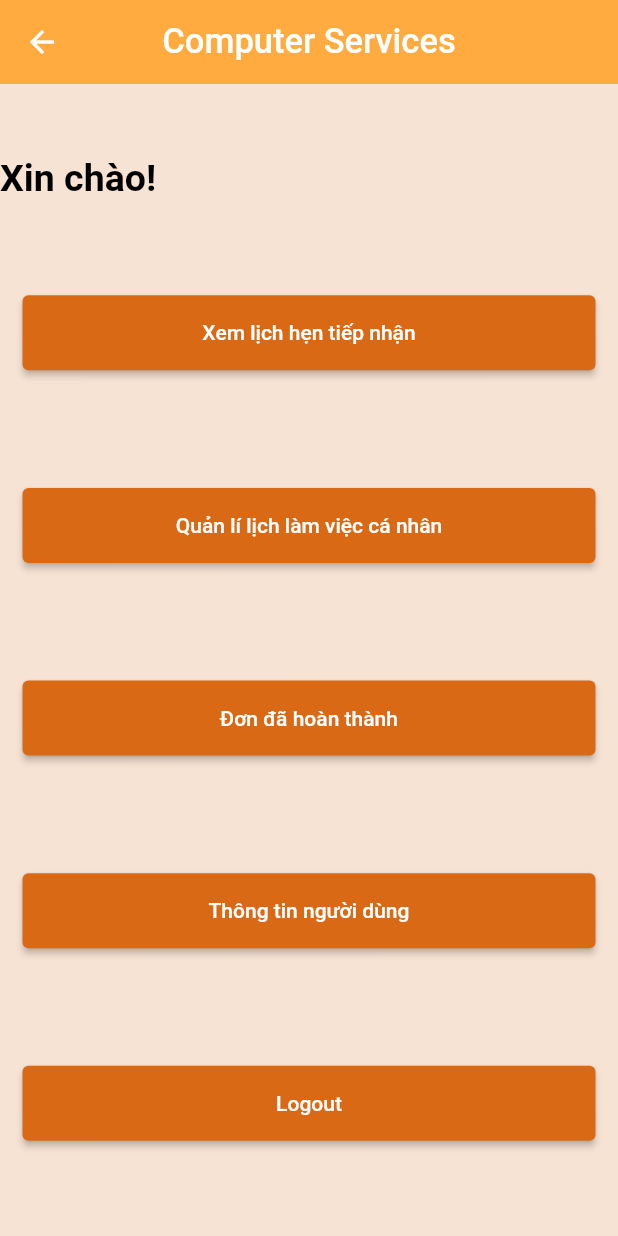
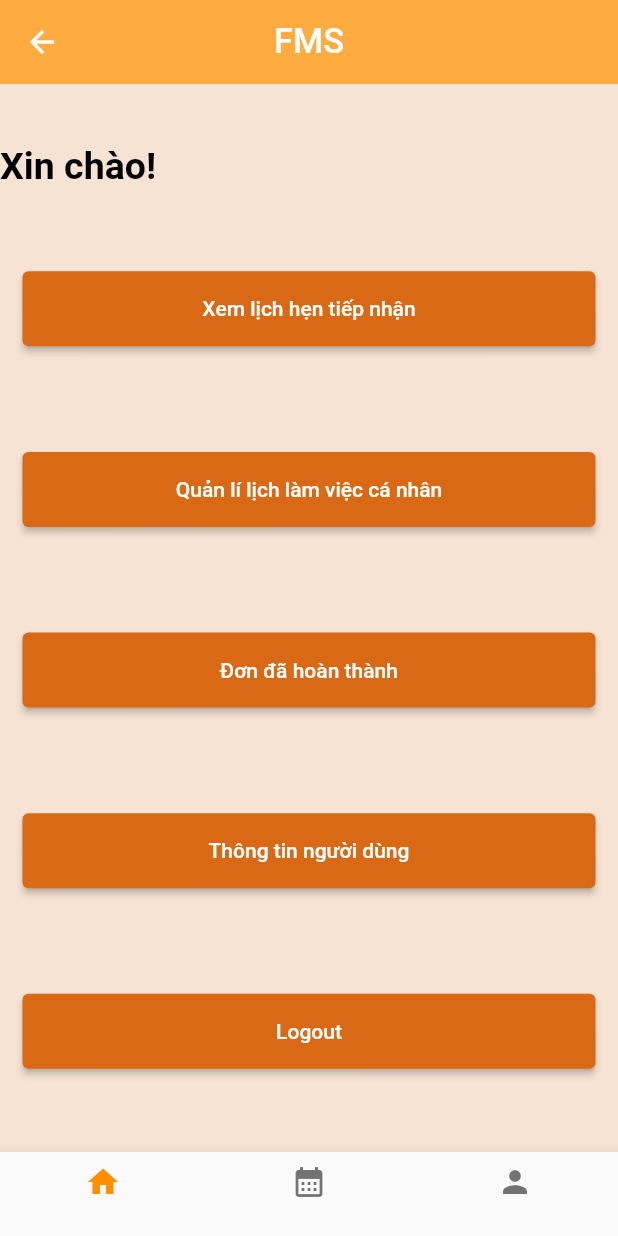
Before and after one commit to COCONUC/FMS_Employee, a Flutter app: the StaffHomePage screen opened by its route, on a phone screen of 412 x 824 dp. Run offline on Flutter 3.47's test engine with Material 2 defaults, Android fonts, the phone set to English and light mode, and no system bars; our stand-ins replace awesome_dialog, dio, image_picker, loading_overlay.

```diff
--- a/fms_employee/lib/screens/staff_home_page.dart
+++ b/fms_employee/lib/screens/staff_home_page.dart
@@ -1,5 +1,3 @@
-
-
 import 'package:flutter/material.dart';
 import 'package:fms_employee/constants/color_constant.dart';
 import 'package:fms_employee/screens/login_screen.dart';
@@ -15,6 +13,13 @@ class StaffHomePage extends StatefulWidget {
 
 class _StaffHomePageState extends State<StaffHomePage> {
   int _selectedItemIndex = 0;
+
+  void _onItemTapped(int index) {
+    setState(() {
+      _selectedItemIndex = index;
+    });
+  }
+
   @override
   Widget build(BuildContext context) {
     return Scaffold(
@@ -24,7 +29,7 @@ class _StaffHomePageState extends State<StaffHomePage> {
         elevation: 0.0,
         backgroundColor: Colors.orangeAccent,
         title: const Text(
-          "Computer Services",
+          "FMS",
           style: TextStyle(
             fontSize: 23,
           ),
@@ -96,9 +101,27 @@ class _StaffHomePageState extends State<StaffHomePage> {
           ],
         ),
       ),
-      // Bottom Navigation----------------
 
-      // This is Background Color
+      bottomNavigationBar: BottomNavigationBar(
+        items: const <BottomNavigationBarItem>[
+          BottomNavigationBarItem(
+            icon: Icon(Icons.home),
+            label: '',
+          ),
+          BottomNavigationBarItem(
+            icon: Icon(Icons.calendar_month),
+            label: '',
+          ),
+          BottomNavigationBarItem(
+            icon: Icon(Icons.person),
+            label: '',
+          ),
+        ],
+        currentIndex: _selectedItemIndex,
+        selectedItemColor: Colors.amber[800],
+        onTap: _onItemTapped,
+      ),
+
     );
   }
 
```
